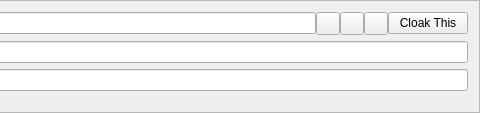
GCCDevTeam/Giftcardcoin, file src/qt/forms/sendcoinsentry.ui: the form before one commit; both pictures show x 249 to 729 and y 0 to 113 of the 729 by 113 pixel window.
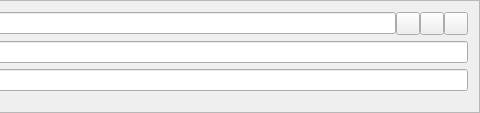
The form after the commit. Icons and pictures are not drawn. Custom widgets are drawn as their Qt base class.

Commit message:
Additional Hardnode & Checkpoint
Additional Hardnode & Checkpoint

```diff
--- a/src/qt/forms/sendcoinsentry.ui
+++ b/src/qt/forms/sendcoinsentry.ui
@@ -99,13 +99,6 @@
        </property>
       </widget>
      </item>
-     <item>
-      <widget class="QPushButton" name="cloaksendButton">
-       <property name="text">
-        <string>Cloak This</string>
-       </property>
-      </widget>
-     </item>
     </layout>
    </item>
    <item row="1" column="0">
```
The commit also changes 2 other files.
